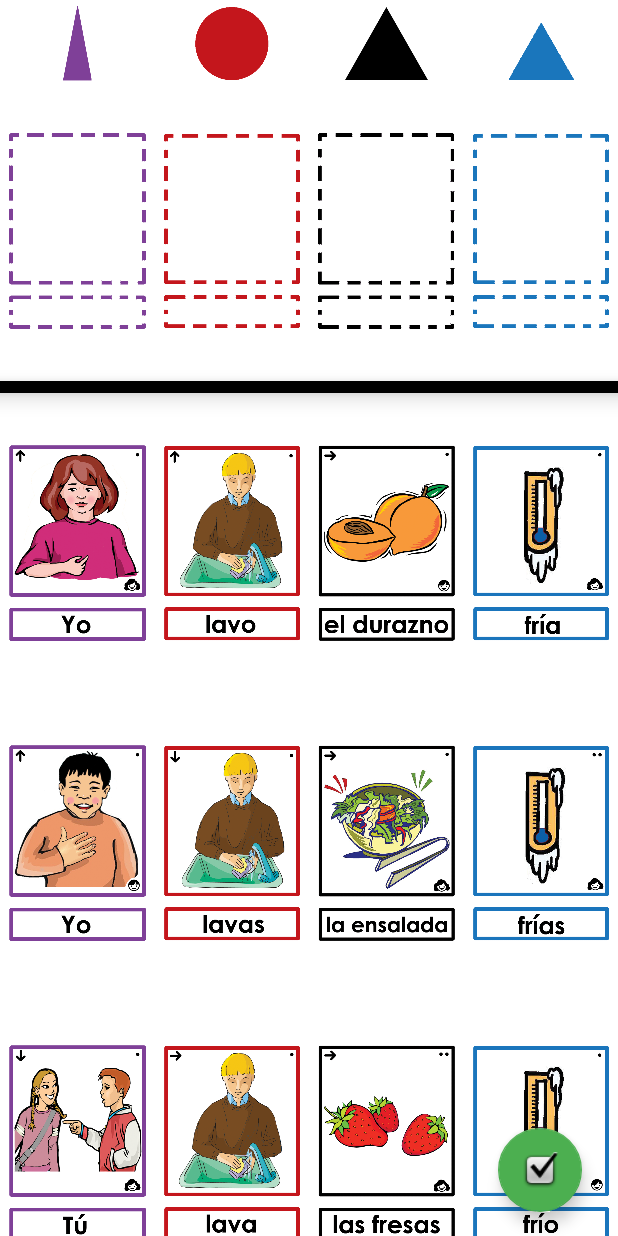
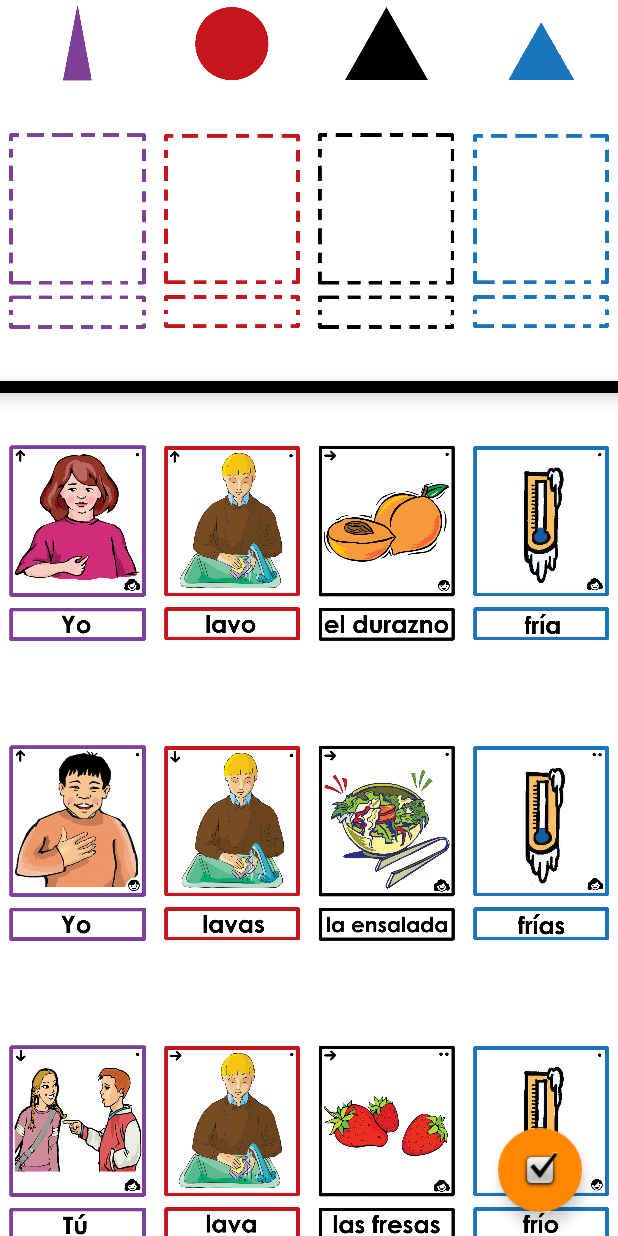
Before and after one commit to MarcoCosta55/MSGrammarPrototypeSingleActivity, an Android app: the screen it shows after launch (MainActivity), on a phone screen of 412 x 824 dp. Run offline under Robolectric (Android 15) with nearby library versions, the phone set to English and light mode, and no system bars.

Commit message:
Final tweaks to UI. Still working on playback not terminating issue.

```diff
--- a/app/src/main/java/net/marco/msgrammarprototypesingleactivity/CardChecker.kt
+++ b/app/src/main/java/net/marco/msgrammarprototypesingleactivity/CardChecker.kt
@@ -108,9 +108,6 @@ class CardChecker(private val context: Context) {
     private fun playMessage(audio: Int, message: String){
         val mediaPlayer = MediaPlayer.create(context, audio)
         mediaPlayer.start()
-        mediaPlayer.setOnCompletionListener{
-
-        }
         Toast.makeText(context, message, Toast.LENGTH_LONG).show()
     }
 
--- a/app/src/main/java/net/marco/msgrammarprototypesingleactivity/MainActivity.kt
+++ b/app/src/main/java/net/marco/msgrammarprototypesingleactivity/MainActivity.kt
@@ -3,6 +3,7 @@
  */
 package net.marco.msgrammarprototypesingleactivity
 
+import android.media.MediaPlayer
 import androidx.appcompat.app.AppCompatActivity
 import android.os.Bundle
 import android.view.View
--- a/app/src/main/res/layout/activity_main.xml
+++ b/app/src/main/res/layout/activity_main.xml
@@ -145,7 +145,7 @@
         android:layout_marginEnd="24dp"
         android:layout_marginBottom="16dp"
         android:clickable="true"
-        app:backgroundTint="#4CAF50"
+        app:backgroundTint="@android:color/holo_orange_dark"
         app:fabSize="normal"
         app:layout_constraintBottom_toBottomOf="parent"
         app:layout_constraintEnd_toEndOf="parent"
@@ -158,7 +158,7 @@
         android:layout_marginEnd="24dp"
         android:layout_marginBottom="16dp"
         android:clickable="true"
-        app:backgroundTint="#FF9800"
+        app:backgroundTint="@android:color/holo_green_dark"
         app:fabSize="normal"
         app:layout_constraintBottom_toBottomOf="parent"
         app:layout_constraintEnd_toEndOf="parent"
```
